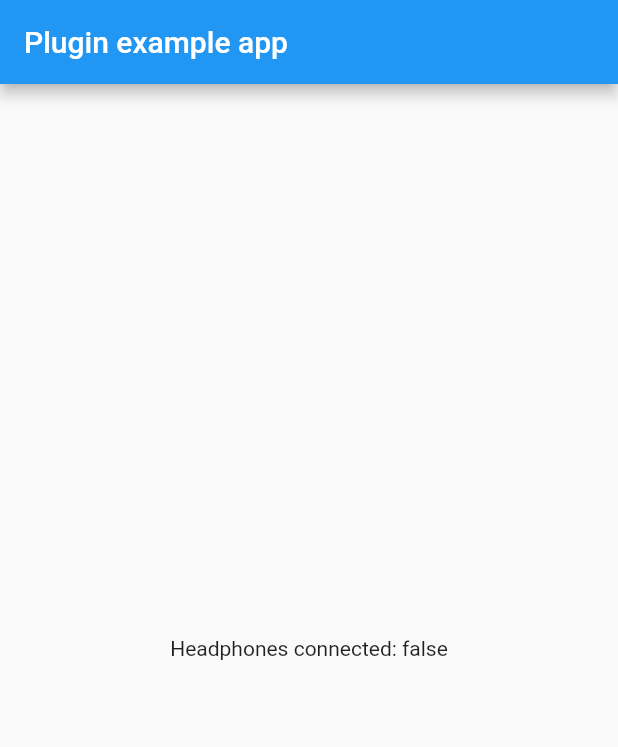
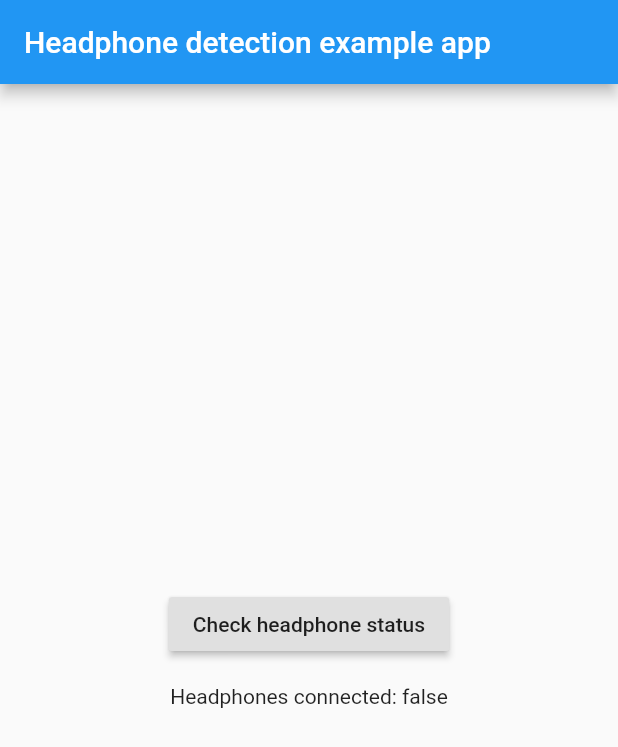
Before and after one commit to kim-company/flutter_headphone_detection, a Flutter app: the screen it shows after launch, on a phone screen of 412 x 824 dp. Shown: the top 747 px of the screen. Run offline on Flutter 3.47's test engine with Material 2 defaults, Android fonts, the phone set to English and light mode, and no system bars.

Commit message:
Improve example app

```diff
--- a/example/lib/main.dart
+++ b/example/lib/main.dart
@@ -17,11 +17,10 @@ class _MyAppState extends State<MyApp> {
   @override
   void initState() {
     super.initState();
-    initPlatformState();
   }
 
   // Platform messages are asynchronous, so we initialize in an async method.
-  Future<void> initPlatformState() async {
+  Future<void> checkHeadphonesStatus() async {
     bool headphonesConnected;
     // Platform messages may fail, so we use a try/catch PlatformException.
     try {
@@ -45,10 +44,17 @@ class _MyAppState extends State<MyApp> {
     return MaterialApp(
       home: Scaffold(
         appBar: AppBar(
-          title: const Text('Plugin example app'),
+          title: const Text('Headphone detection example app'),
         ),
         body: Center(
-          child: Text('Headphones connected: $_headphonesConnected\n'),
+          child: Column(
+              mainAxisAlignment: MainAxisAlignment.center,
+              crossAxisAlignment: CrossAxisAlignment.center,
+              children: <Widget>[
+                RaisedButton(child: Text('Check headphone status'), onPressed: checkHeadphonesStatus),
+                SizedBox(height: 16),
+                Text('Headphones connected: $_headphonesConnected\n'),
+              ]),
         ),
       ),
     );
```
